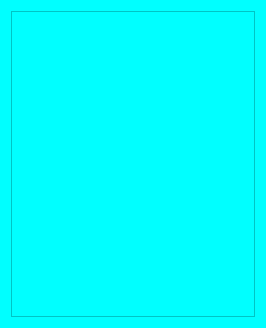
Before: the Qt Designer form Client/onlineuser.ui in 23Lm-star/QT-, drawn with Qt 5.
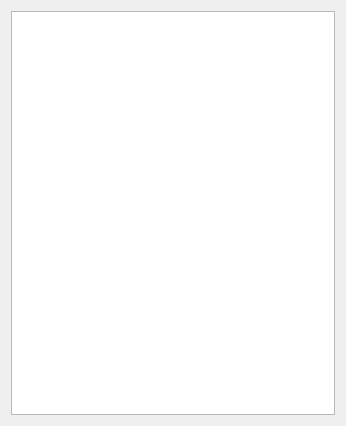
After: the same form once the commit is applied. Icons and pictures are not drawn.

The edit to the form file:
```diff
--- a/Client/onlineuser.ui
+++ b/Client/onlineuser.ui
@@ -6,8 +6,8 @@
    <rect>
     <x>0</x>
     <y>0</y>
-    <width>266</width>
-    <height>328</height>
+    <width>346</width>
+    <height>426</height>
    </rect>
   </property>
   <property name="windowTitle">
@@ -17,10 +17,6 @@
    <iconset resource="config.qrc">
     <normaloff>:/online.png</normaloff>:/online.png</iconset>
   </property>
-  <property name="styleSheet">
-   <string notr="true">background-color: qlineargradient(spread:pad, x1:0, y1:0, x2:1, y2:0, stop:0 rgba(255, 178, 102, 255), stop:0.55 rgba(235, 148, 61, 255), stop:0.98 rgba(0, 0, 0, 255), stop:1 rgba(0, 0, 0, 0));
-background-color: rgb(0, 255, 255);</string>
-  </property>
   <layout class="QVBoxLayout" name="verticalLayout">
    <item>
     <widget class="QListWidget" name="listWidget"/>
```
